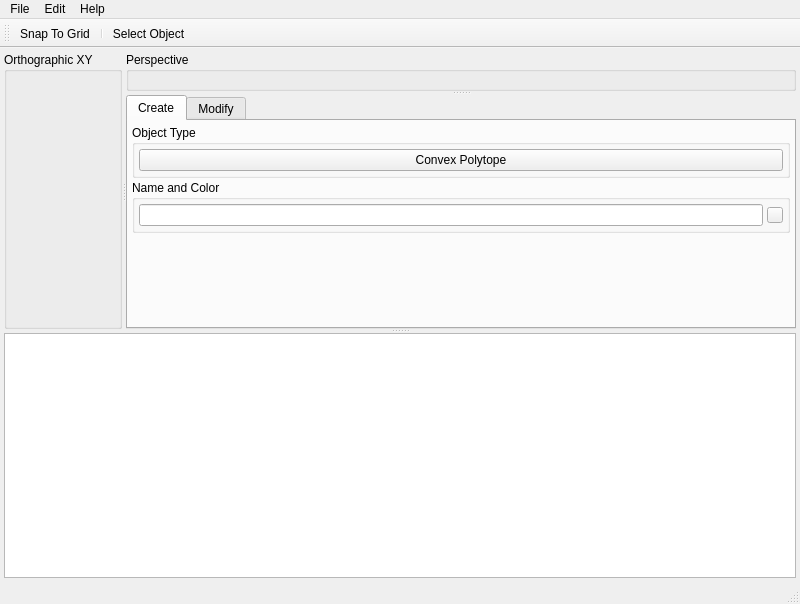
Old version of the form projects/rationalcad/forms/rc_window_main.ui in the repository freemancw/rationalcad.
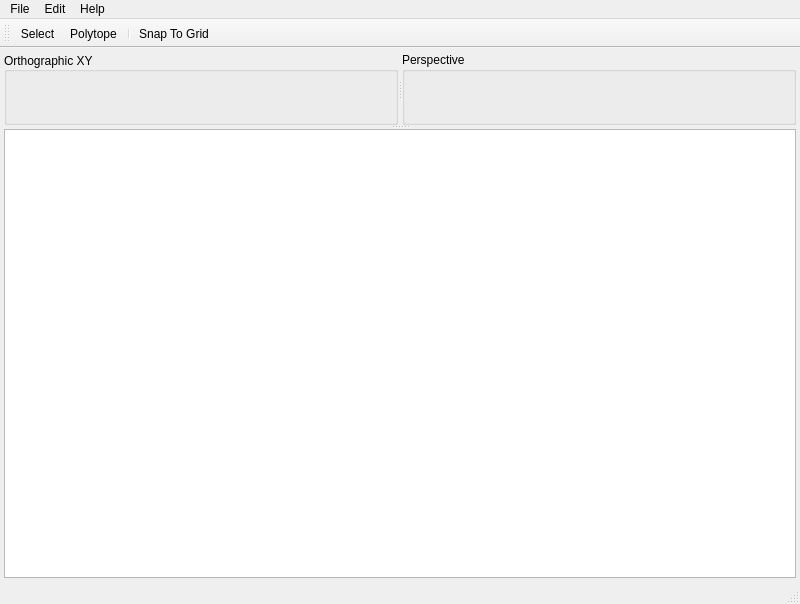
New version of the form. Icons and pictures are not drawn.

```diff
--- a/projects/rationalcad/forms/rc_window_main.ui
+++ b/projects/rationalcad/forms/rc_window_main.ui
@@ -47,6 +47,12 @@
         <property name="title">
          <string>Orthographic XY</string>
         </property>
+        <property name="alignment">
+         <set>Qt::AlignLeading|Qt::AlignLeft|Qt::AlignVCenter</set>
+        </property>
+        <property name="flat">
+         <bool>false</bool>
+        </property>
         <layout class="QGridLayout" name="gridLayout_6">
          <property name="leftMargin">
           <number>4</number>
@@ -73,6 +79,9 @@
          <property name="title">
           <string>Perspective</string>
          </property>
+         <property name="flat">
+          <bool>false</bool>
+         </property>
          <layout class="QGridLayout" name="gridLayout_2">
           <property name="leftMargin">
            <number>4</number>
@@ -91,205 +100,6 @@
           </property>
          </layout>
         </widget>
-        <widget class="QTabWidget" name="tab_modify">
-         <property name="autoFillBackground">
-          <bool>false</bool>
-         </property>
-         <property name="tabShape">
-          <enum>QTabWidget::Rounded</enum>
-         </property>
-         <property name="currentIndex">
-          <number>0</number>
-         </property>
-         <widget class="QWidget" name="create">
-          <attribute name="title">
-           <string>Create</string>
-          </attribute>
-          <layout class="QVBoxLayout" name="verticalLayout">
-           <property name="spacing">
-            <number>2</number>
-           </property>
-           <property name="leftMargin">
-            <number>4</number>
-           </property>
-           <property name="topMargin">
-            <number>4</number>
-           </property>
-           <property name="rightMargin">
-            <number>4</number>
-           </property>
-           <property name="bottomMargin">
-            <number>4</number>
-           </property>
-           <item>
-            <widget class="QGroupBox" name="object_type">
-             <property name="title">
-              <string>Object Type</string>
-             </property>
-             <layout class="QVBoxLayout" name="verticalLayout_2">
-              <property name="spacing">
-               <number>4</number>
-              </property>
-              <property name="leftMargin">
-               <number>4</number>
-              </property>
-              <property name="topMargin">
-               <number>4</number>
-              </property>
-              <property name="rightMargin">
-               <number>4</number>
-              </property>
-              <property name="bottomMargin">
-               <number>4</number>
-              </property>
-              <item>
-               <widget class="QPushButton" name="button_polytope">
-                <property name="text">
-                 <string>Convex Polytope</string>
-                </property>
-                <property name="checkable">
-                 <bool>true</bool>
-                </property>
-               </widget>
-              </item>
-             </layout>
-            </widget>
-           </item>
-           <item>
-            <widget class="QGroupBox" name="name_and_color">
-             <property name="title">
-              <string>Name and Color</string>
-             </property>
-             <layout class="QGridLayout" name="gridLayout_4">
-              <property name="leftMargin">
-               <number>4</number>
-              </property>
-              <property name="topMargin">
-               <number>4</number>
-              </property>
-              <property name="rightMargin">
-               <number>4</number>
-              </property>
-              <property name="bottomMargin">
-               <number>4</number>
-              </property>
-              <property name="spacing">
-               <number>4</number>
-              </property>
-              <item row="0" column="0">
-               <widget class="QLineEdit" name="line_edit_name"/>
-              </item>
-              <item row="0" column="1">
-               <widget class="QPushButton" name="button_color">
-                <property name="sizePolicy">
-                 <sizepolicy hsizetype="Fixed" vsizetype="Fixed">
-                  <horstretch>0</horstretch>
-                  <verstretch>0</verstretch>
-                 </sizepolicy>
-                </property>
-                <property name="maximumSize">
-                 <size>
-                  <width>16</width>
-                  <height>16</height>
-                 </size>
-                </property>
-                <property name="text">
-                 <string/>
-                </property>
-               </widget>
-              </item>
-             </layout>
-            </widget>
-           </item>
-           <item>
-            <spacer name="verticalSpacer_3">
-             <property name="orientation">
-              <enum>Qt::Vertical</enum>
-             </property>
-             <property name="sizeHint" stdset="0">
-              <size>
-               <width>20</width>
-               <height>40</height>
-              </size>
-             </property>
-            </spacer>
-           </item>
-          </layout>
-         </widget>
-         <widget class="QWidget" name="modify">
-          <attribute name="title">
-           <string>Modify</string>
-          </attribute>
-          <layout class="QVBoxLayout" name="verticalLayout_3">
-           <property name="spacing">
-            <number>2</number>
-           </property>
-           <property name="leftMargin">
-            <number>4</number>
-           </property>
-           <property name="topMargin">
-            <number>4</number>
-           </property>
-           <property name="rightMargin">
-            <number>4</number>
-           </property>
-           <property name="bottomMargin">
-            <number>4</number>
-           </property>
-           <item>
-            <widget class="QGroupBox" name="rounding">
-             <property name="title">
-              <string>Rounding</string>
-             </property>
-             <layout class="QGridLayout" name="gridLayout_3">
-              <property name="leftMargin">
-               <number>4</number>
-              </property>
-              <property name="topMargin">
-               <number>4</number>
-              </property>
-              <property name="rightMargin">
-               <number>4</number>
-              </property>
-              <property name="bottomMargin">
-               <number>4</number>
-              </property>
-              <property name="spacing">
-               <number>4</number>
-              </property>
-              <item row="0" column="0">
-               <widget class="QPushButton" name="compute_integer_hull">
-                <property name="text">
-                 <string>Compute Integer Hull</string>
-                </property>
-               </widget>
-              </item>
-              <item row="1" column="0">
-               <widget class="QPushButton" name="compute_interior_grid_pt">
-                <property name="text">
-                 <string>Compute Nearest Interior Grid Point</string>
-                </property>
-               </widget>
-              </item>
-             </layout>
-            </widget>
-           </item>
-           <item>
-            <spacer name="verticalSpacer">
-             <property name="orientation">
-              <enum>Qt::Vertical</enum>
-             </property>
-             <property name="sizeHint" stdset="0">
-              <size>
-               <width>20</width>
-               <height>40</height>
-              </size>
-             </property>
-            </spacer>
-           </item>
-          </layout>
-         </widget>
-        </widget>
        </widget>
       </widget>
       <widget class="QTextEdit" name="console">
@@ -375,9 +185,10 @@
    <attribute name="toolBarBreak">
     <bool>false</bool>
    </attribute>
-   <addaction name="action_toggle_snaps"/>
-   <addaction name="separator"/>
    <addaction name="action_select_object"/>
+   <addaction name="action_create_polytope"/>
+   <addaction name="separator"/>
+   <addaction name="action_toggle_snaps"/>
   </widget>
   <action name="action_about">
    <property name="text">
@@ -405,7 +216,25 @@
   </action>
   <action name="action_select_object">
    <property name="text">
-    <string>Select Object</string>
+    <string>Select</string>
+   </property>
+   <property name="toolTip">
+    <string>Select objects</string>
+   </property>
+  </action>
+  <action name="action_create_polytope">
+   <property name="checkable">
+    <bool>true</bool>
+   </property>
+   <property name="icon">
+    <iconset resource="../resources/resources.qrc">
+     <normaloff>:/icons/create_polytope.png</normaloff>:/icons/create_polytope.png</iconset>
+   </property>
+   <property name="text">
+    <string>Polytope</string>
+   </property>
+   <property name="toolTip">
+    <string>Create polytope</string>
    </property>
   </action>
  </widget>
```
Left out of the diff: 7 changed lines with no effect on the pictures.
